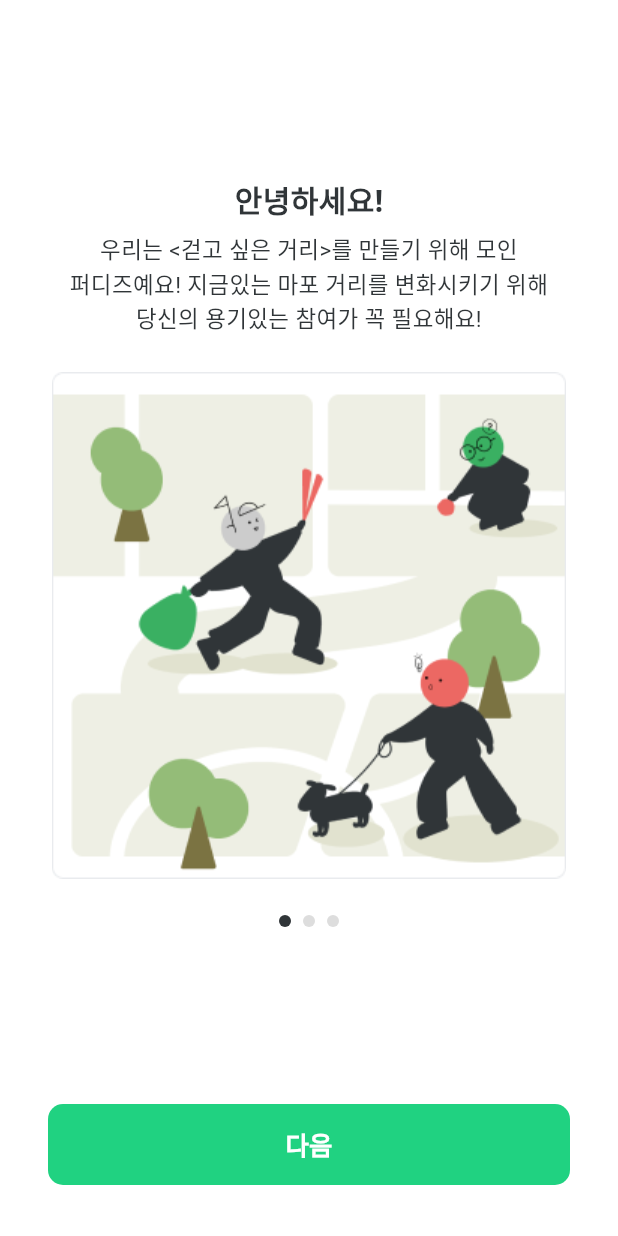
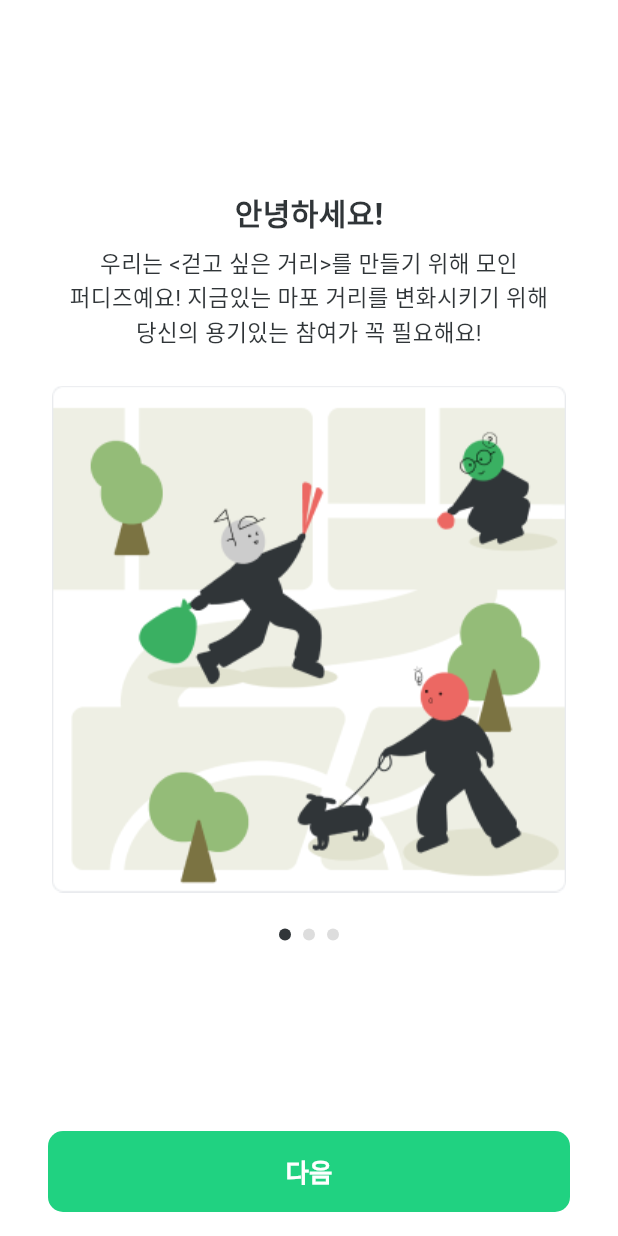
Before and after one commit to Ksanbal/PuDez-Plogging, a Flutter app: the screen it shows after launch, on a phone screen of 412 x 824 dp. Run offline on Flutter 3.47's test engine with Material 3 defaults, Android fonts, the phone set to English and light mode, and no system bars; drawn by our look-alikes of smooth_page_indicator; our stand-ins replace gap, get; Roboto replaces fonts that are missing (Pretendard).

Commit message:
💄 하단 여백 수정 및 primary 컬러를 white로 변경

```diff
--- a/lib/main.dart
+++ b/lib/main.dart
@@ -15,14 +15,15 @@
 class MyApp extends StatelessWidget {
   const MyApp({super.key});
 
-  // This widget is the root of your application.
   @override
   Widget build(BuildContext context) {
     return GetMaterialApp(
+      debugShowCheckedModeBanner: false,
       initialRoute: '/',
       theme: ThemeData(
         scaffoldBackgroundColor: Colors.white,
         fontFamily: FontFamily.pretendard,
+        primaryColor: Colors.white,
       ),
       getPages: [
         GetPage(
--- a/lib/src/views/onboarding/onboarding.view.dart
+++ b/lib/src/views/onboarding/onboarding.view.dart
@@ -15,7 +15,7 @@ class OnboardingView extends GetView<OnboardingController> {
   Widget build(BuildContext context) {
     return Scaffold(
       body: Padding(
-        padding: const EdgeInsets.only(bottom: 34),
+        padding: const EdgeInsets.only(bottom: 16),
         child: PageView(
           physics: const NeverScrollableScrollPhysics(),
           controller: controller.pageController,
```
